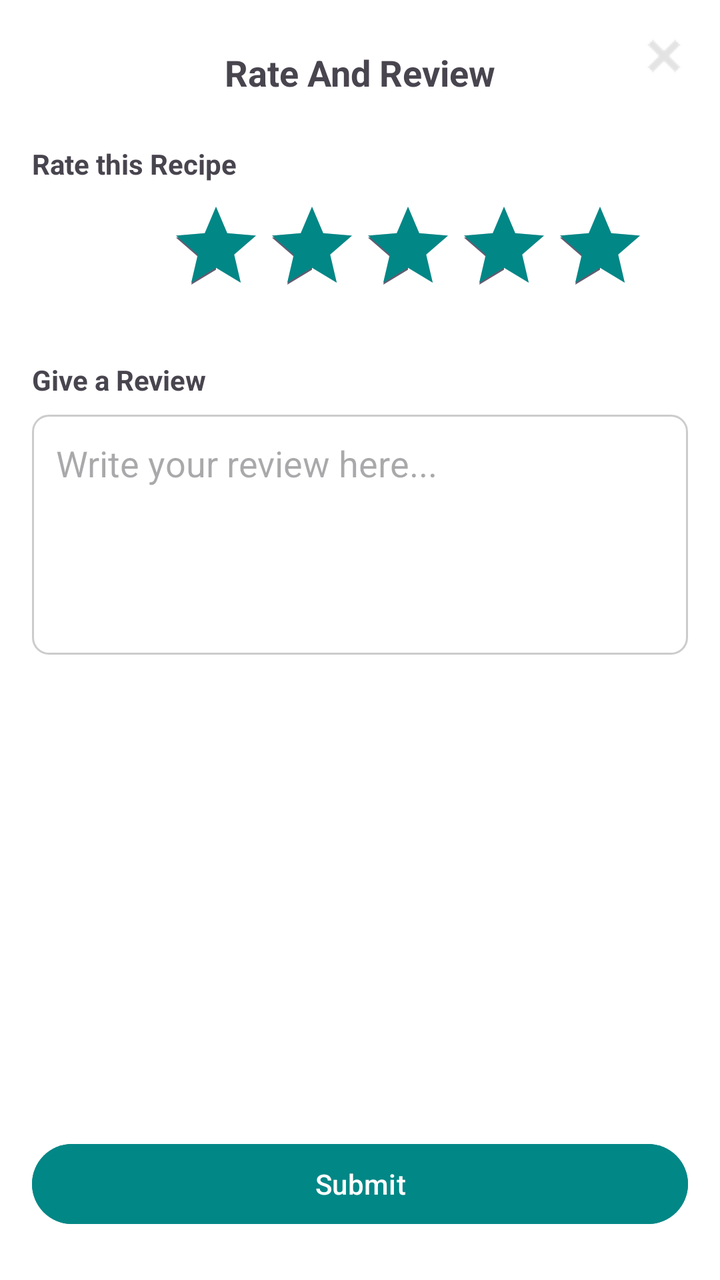
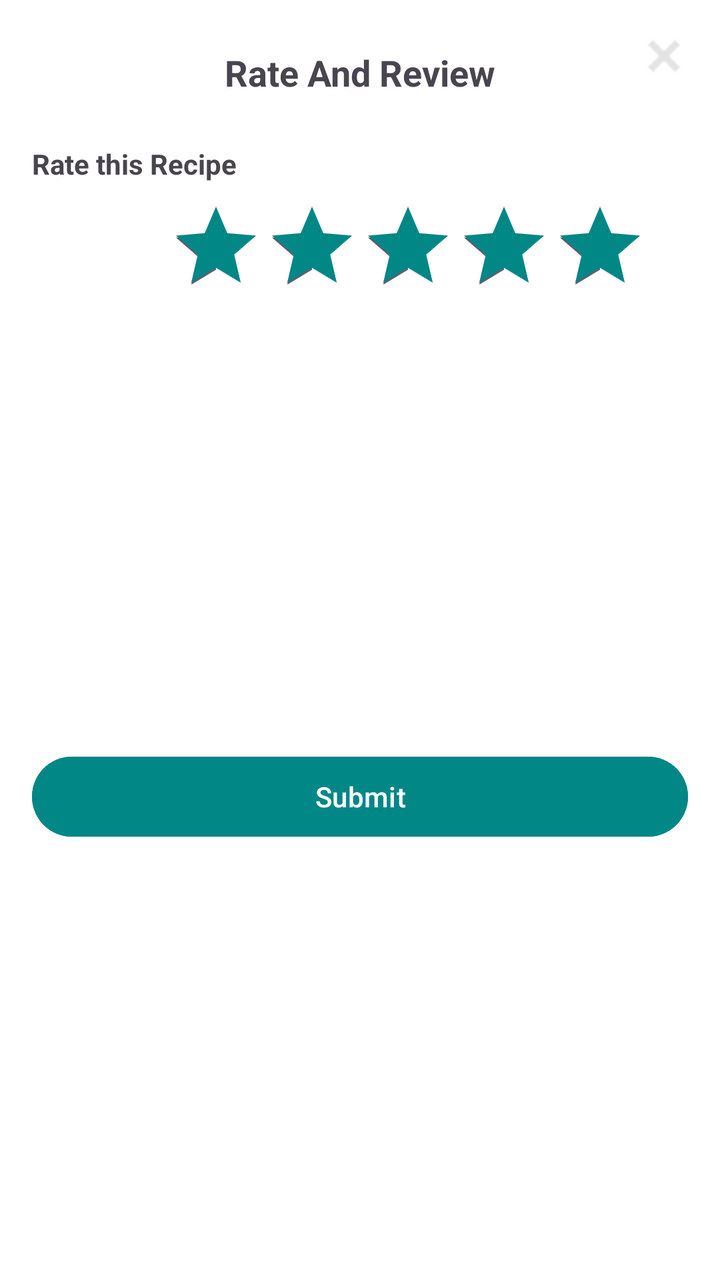

Before-and-after screenshots of an Android layout around one commit, followed by the original layout XML and the change that was made.
<!-- AndroidManifest.xml: application theme Theme.AppXemPhim -->
<!-- res/layout/popup_rating.xml -->
<?xml version="1.0" encoding="utf-8"?>
<androidx.constraintlayout.widget.ConstraintLayout xmlns:android="http://schemas.android.com/apk/res/android"
    xmlns:app="http://schemas.android.com/apk/res-auto"
    android:layout_width="match_parent"
    android:layout_height="wrap_content"
    android:layout_gravity="bottom"
    android:background="@android:color/white"
    android:padding="16dp">
    
    <ImageView
        android:id="@+id/btnClose"
        android:layout_width="24dp"
        android:layout_height="24dp"
        android:src="@drawable/close"
        app:layout_constraintEnd_toEndOf="parent"
        app:layout_constraintTop_toTopOf="parent"/>

    
    <TextView
        android:id="@+id/tvTitle"
        android:layout_width="wrap_content"
        android:layout_height="wrap_content"
        android:text="Rate And Review"
        android:textStyle="bold"
        android:textSize="18sp"
        app:layout_constraintTop_toTopOf="parent"
        app:layout_constraintStart_toStartOf="parent"
        app:layout_constraintEnd_toEndOf="parent"
        android:layout_marginTop="8dp"/>

    
    <TextView
        android:id="@+id/tvRate"
        android:layout_width="wrap_content"
        android:layout_height="wrap_content"
        android:text="Rate this Recipe"
        android:textStyle="bold"
        android:textSize="14sp"
        app:layout_constraintTop_toBottomOf="@id/tvTitle"
        app:layout_constraintStart_toStartOf="parent"
        android:layout_marginTop="24dp"/>

    

    
    <RatingBar
        android:id="@+id/ratingBar"
        android:layout_width="wrap_content"
        android:layout_height="wrap_content"
        android:layout_marginStart="68dp"
        android:layout_marginTop="8dp"
        android:numStars="5"
        android:progressTint="@color/teal_700"
        android:rating="5"
        android:stepSize="1"
        app:layout_constraintStart_toStartOf="parent"
        app:layout_constraintTop_toBottomOf="@id/tvRate" />

    <TextView
        android:id="@+id/tvReview"
        android:layout_width="wrap_content"
        android:layout_height="wrap_content"
        android:text="Give a Review"
        android:textSize="14sp"
        android:textStyle="bold"
        app:layout_constraintTop_toBottomOf="@id/ratingBar"
        app:layout_constraintStart_toStartOf="parent"
        android:layout_marginTop="24dp"/>

    
    <EditText
        android:id="@+id/etReview"
        android:layout_width="0dp"
        android:layout_height="120dp"
        android:hint="Write your review here..."
        android:background="@drawable/bg_edittext"
        android:padding="12dp"
        android:gravity="top"
        android:inputType="textMultiLine"
        app:layout_constraintTop_toBottomOf="@id/tvReview"
        app:layout_constraintStart_toStartOf="parent"
        app:layout_constraintEnd_toEndOf="parent"
        android:layout_marginTop="8dp"/>

    
    <Button
        android:id="@+id/btnSubmit"
        android:layout_width="0dp"
        android:layout_height="48dp"
        android:text="Submit"
        android:backgroundTint="@color/teal_700"
        android:textColor="@android:color/white"
        app:layout_constraintBottom_toBottomOf="parent"
        app:layout_constraintStart_toStartOf="parent"
        app:layout_constraintEnd_toEndOf="parent"
        android:layout_marginTop="24dp"
        android:layout_marginBottom="8dp" />

</androidx.constraintlayout.widget.ConstraintLayout>
<!-- resources referenced by this layout -->
<resources>
  <color name="teal_700">#018786</color>
  <!-- drawable bg_edittext (drawable) -->
  <?xml version="1.0" encoding="utf-8"?>
  <shape xmlns:android="http://schemas.android.com/apk/res/android"
      android:shape="rectangle">
  
      
      <solid android:color="@android:color/white" />
  
      
      <corners android:radius="8dp" />
  
      
      <stroke
          android:width="1dp"
          android:color="#CCCCCC" />
  </shape>
  <!-- drawable close: png bitmap (drawable, 240 bytes) -->
  <style name="Theme.AppXemPhim" parent="Base.Theme.AppXemPhim" />
  <style name="Base.Theme.AppXemPhim" parent="Theme.Material3.DayNight.NoActionBar">
          
          
      </style>
</resources>

<!-- the commit's change to res/layout/popup_rating.xml (unified diff, before → after) -->
@@ -56,31 +56,6 @@
         app:layout_constraintStart_toStartOf="parent"
         app:layout_constraintTop_toBottomOf="@id/tvRate" />
 
-    <TextView
-        android:id="@+id/tvReview"
-        android:layout_width="wrap_content"
-        android:layout_height="wrap_content"
-        android:text="Give a Review"
-        android:textSize="14sp"
-        android:textStyle="bold"
-        app:layout_constraintTop_toBottomOf="@id/ratingBar"
-        app:layout_constraintStart_toStartOf="parent"
-        android:layout_marginTop="24dp"/>
-
-    
-    <EditText
-        android:id="@+id/etReview"
-        android:layout_width="0dp"
-        android:layout_height="120dp"
-        android:hint="Write your review here..."
-        android:background="@drawable/bg_edittext"
-        android:padding="12dp"
-        android:gravity="top"
-        android:inputType="textMultiLine"
-        app:layout_constraintTop_toBottomOf="@id/tvReview"
-        app:layout_constraintStart_toStartOf="parent"
-        app:layout_constraintEnd_toEndOf="parent"
-        android:layout_marginTop="8dp"/>
 
     
     <Button
@@ -90,6 +65,7 @@
         android:text="Submit"
         android:backgroundTint="@color/teal_700"
         android:textColor="@android:color/white"
+        app:layout_constraintTop_toBottomOf="@id/ratingBar"
         app:layout_constraintBottom_toBottomOf="parent"
         app:layout_constraintStart_toStartOf="parent"
         app:layout_constraintEnd_toEndOf="parent"
<!-- resource entries referenced after the edit -->
@@ -1,22 +1,6 @@
 <!-- resources referenced by this layout -->
 <resources>
   <color name="teal_700">#018786</color>
-  <!-- drawable bg_edittext (drawable) -->
-  <?xml version="1.0" encoding="utf-8"?>
-  <shape xmlns:android="http://schemas.android.com/apk/res/android"
-      android:shape="rectangle">
-  
-      
-      <solid android:color="@android:color/white" />
-  
-      
-      <corners android:radius="8dp" />
-  
-      
-      <stroke
-          android:width="1dp"
-          android:color="#CCCCCC" />
-  </shape>
   <!-- drawable close: png bitmap (drawable, 240 bytes) -->
   <style name="Theme.AppXemPhim" parent="Base.Theme.AppXemPhim" />
   <style name="Base.Theme.AppXemPhim" parent="Theme.Material3.DayNight.NoActionBar">
